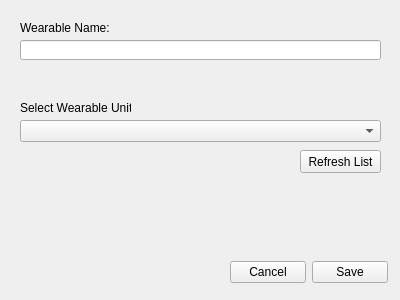
Before: the Qt Designer form drew_sys_tool/ui_files/wearabledialog.ui in tgbrow/DREW, drawn with Qt 5.
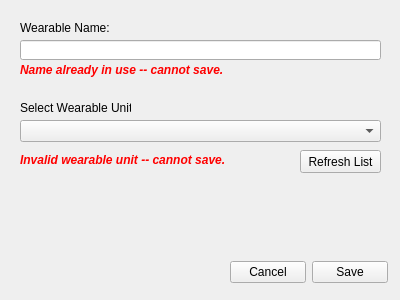
After: the same form once the commit is applied.

```diff
--- a/drew_sys_tool/ui_files/wearabledialog.ui
+++ b/drew_sys_tool/ui_files/wearabledialog.ui
@@ -122,6 +122,58 @@
     <number>40</number>
    </property>
   </widget>
+  <widget class="QLabel" name="labelInvalidWearable">
+   <property name="geometry">
+    <rect>
+     <x>20</x>
+     <y>150</y>
+     <width>271</width>
+     <height>20</height>
+    </rect>
+   </property>
+   <property name="font">
+    <font>
+     <weight>75</weight>
+     <italic>true</italic>
+     <bold>true</bold>
+    </font>
+   </property>
+   <property name="styleSheet">
+    <string notr="true">color: rgb(255, 0, 0);</string>
+   </property>
+   <property name="text">
+    <string>Invalid wearable unit -- cannot save.</string>
+   </property>
+   <property name="alignment">
+    <set>Qt::AlignLeading|Qt::AlignLeft|Qt::AlignVCenter</set>
+   </property>
+  </widget>
+  <widget class="QLabel" name="labelInvalidName">
+   <property name="geometry">
+    <rect>
+     <x>20</x>
+     <y>60</y>
+     <width>271</width>
+     <height>20</height>
+    </rect>
+   </property>
+   <property name="font">
+    <font>
+     <weight>75</weight>
+     <italic>true</italic>
+     <bold>true</bold>
+    </font>
+   </property>
+   <property name="styleSheet">
+    <string notr="true">color: rgb(255, 0, 0);</string>
+   </property>
+   <property name="text">
+    <string>Name already in use -- cannot save.</string>
+   </property>
+   <property name="alignment">
+    <set>Qt::AlignLeading|Qt::AlignLeft|Qt::AlignVCenter</set>
+   </property>
+  </widget>
  </widget>
  <resources/>
  <connections/>
```
